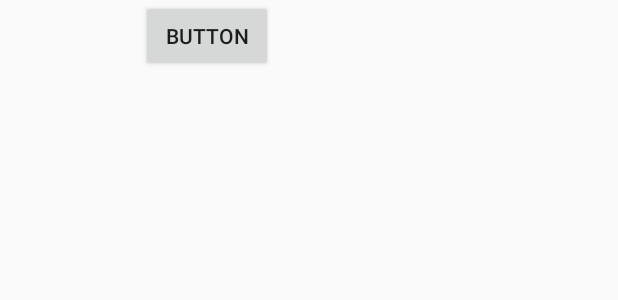
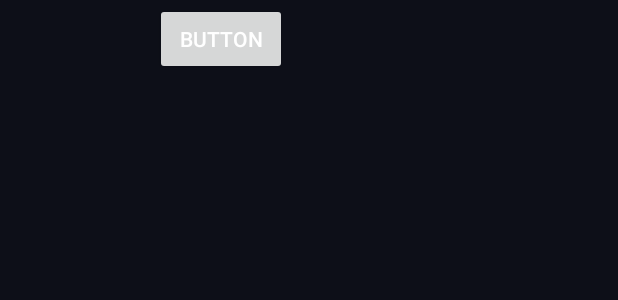
Before and after one commit to LinusRamok/QuizUp, an Android app: the layout activity_play.xml on its own in the app's theme, with its tools: preview values and no code run, on a phone screen of 412 x 824 dp. Shown: the top 300 px of the screen. Run offline under Robolectric (Android 15) with nearby library versions, the phone set to English and light mode, and no system bars; network calls fail.

Commit message:
Game Play ui improved
added question lyout, option layout and some touch effects

```diff
--- a/app/src/main/res/layout/activity_play.xml
+++ b/app/src/main/res/layout/activity_play.xml
@@ -8,10 +8,15 @@
 
 
     <RelativeLayout
-        android:layout_width="365dp"
+        android:id="@+id/relativeLayout"
+        android:layout_width="0dp"
         android:layout_height="214dp"
-        tools:layout_editor_absoluteX="10dp"
-        tools:layout_editor_absoluteY="2dp">
+        android:layout_marginEnd="9dp"
+        android:layout_marginStart="9dp"
+        android:layout_marginTop="2dp"
+        app:layout_constraintEnd_toEndOf="parent"
+        app:layout_constraintStart_toStartOf="parent"
+        app:layout_constraintTop_toTopOf="parent">
 
         <Button
             android:id="@+id/button"
@@ -35,8 +40,7 @@
             android:layout_alignEnd="@+id/button"
             android:layout_alignRight="@+id/button"
             android:layout_centerVertical="true"
-            android:visibility="gone"
-            />
+            android:visibility="gone" />
 
     </RelativeLayout>
 
--- a/app/src/main/res/values/colors.xml
+++ b/app/src/main/res/values/colors.xml
@@ -1,6 +1,10 @@
 <?xml version="1.0" encoding="utf-8"?>
 <resources>
-    <color name="colorPrimary">#3F51B5</color>
-    <color name="colorPrimaryDark">#303F9F</color>
-    <color name="colorAccent">#FF4081</color>
+    <color name="colorPrimary">#1E1E1E</color>
+    <color name="colorPrimaryDark">#000000</color>
+    <color name="colorAccent">#DF144C</color>
+    <color name="windowBackground">#0D0F18</color>
+    <color name="textColorPrimary">#FFFFFF</color>
+    <color name="textColorSecondary">#A2A4AA</color>
+    <color name="iconColorPrimary">#A2A4AA</color>
 </resources>
--- a/app/src/main/res/values/styles.xml
+++ b/app/src/main/res/values/styles.xml
@@ -1,11 +1,17 @@
 <resources>
 
     <!-- Base application theme. -->
-    <style name="AppTheme" parent="Theme.AppCompat.Light.DarkActionBar">
+    <style name="AppTheme" parent="Theme.AppCompat.Light.NoActionBar">
         <!-- Customize your theme here. -->
         <item name="colorPrimary">@color/colorPrimary</item>
         <item name="colorPrimaryDark">@color/colorPrimaryDark</item>
         <item name="colorAccent">@color/colorAccent</item>
+        <item name="windowNoTitle">true</item>
+        <item name="windowActionBar">false</item>
+        <item name="android:windowBackground">@color/windowBackground</item>
+        <item name="android:textColor">@color/textColorPrimary</item>
     </style>
 
+
+
 </resources>
--- a/build.gradle
+++ b/build.gradle
@@ -7,7 +7,7 @@ buildscript {
         jcenter()
     }
     dependencies {
-        classpath 'com.android.tools.build:gradle:3.0.0'
+        classpath 'com.android.tools.build:gradle:3.0.1'
 
 
         // NOTE: Do not place your application dependencies here; they belong
```
Also changed, not shown: app/src/main/java/com/quiz/up/GamePlay.java (+7 -1 lines), app/src/main/res/drawable/option_back_focussed.xml (added, +15 -0 lines), app/src/main/res/drawable/option_back_normal.xml (added, +15 -0 lines), app/src/main/res/drawable/option_background.xml (added, +23 -0 lines), app/src/main/res/layout/activity_game_play.xml (+122 -2 lines).
